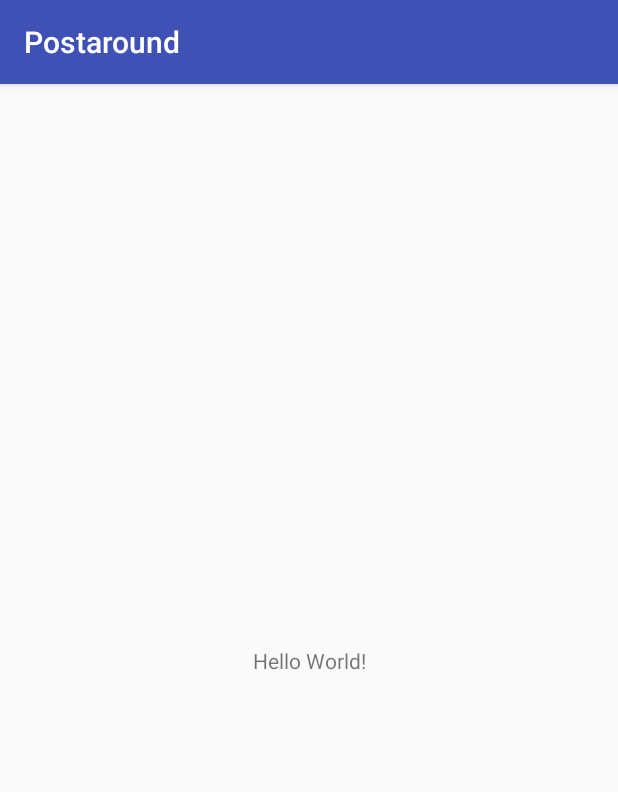
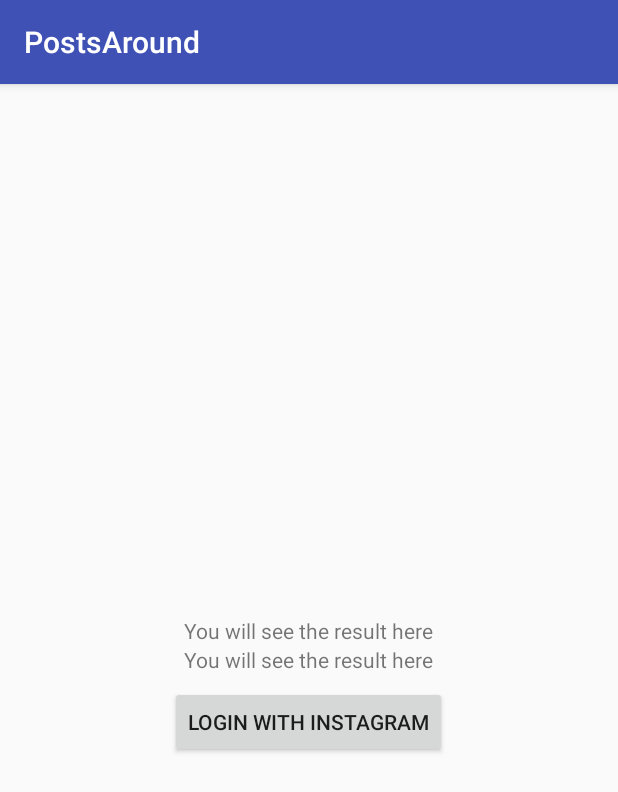
Before and after one commit to JuanAlejandro/Postaround, an Android app: the screen it shows after launch (MainActivity), on a phone screen of 412 x 824 dp. Shown: the top 792 px of the screen. Run offline under Robolectric (Android 15) with nearby library versions, the light colour scheme and no system bars.

Commit message:
Instagram login implemented and MVP empty files added

```diff
--- a/app/build.gradle
+++ b/app/build.gradle
@@ -23,8 +23,9 @@
 dependencies {
     implementation fileTree(dir: 'libs', include: ['*.jar'])
     implementation "com.android.support:appcompat-v7:$appCompatVersion"
-    implementation 'com.android.support.constraint:constraint-layout:1.1.0'
     testImplementation 'junit:junit:4.12'
     androidTestImplementation 'com.android.support.test:runner:1.0.2'
     androidTestImplementation 'com.android.support.test.espresso:espresso-core:3.0.2'
+
+    compile 'com.scottyab:secure-preferences-lib:0.1.4'
 }
--- a/app/src/main/java/work/juanhernandez/postaround/MainActivity.java
+++ b/app/src/main/java/work/juanhernandez/postaround/MainActivity.java
@@ -1,13 +1,75 @@
 package work.juanhernandez.postaround;
 
+import android.content.Intent;
 import android.support.v7.app.AppCompatActivity;
 import android.os.Bundle;
+import android.view.View;
+import android.widget.TextView;
 
-public class MainActivity extends AppCompatActivity {
+import work.juanhernandez.postaround.ui.base.BaseActivity;
+import work.juanhernandez.postaround.ui.login.InstagramLogin;
+import work.juanhernandez.postaround.utils.PrefUtils;
+
+import static work.juanhernandez.postaround.utils.Constants.ACCESS_TOKEN_KEY;
+
+public class MainActivity extends BaseActivity {
+    public static final int INSTAGRAM_LOGIN = 1;
+
+    public static final String LOGIN_RESULT = "LOGIN_RESULT";
+    public static final int LOGIN_OK = 1;
+    public static final int LOGIN_ERROR = 2;
+    public static final int LOGIN_UNDEFINED = 3;
+
+    public static final String ACCESS_TOKEN = "ACCESS_TOKEN";
+
+    // views
+    TextView tvState;
+
+    TextView tvAccessToken;
 
     @Override
     protected void onCreate(Bundle savedInstanceState) {
         super.onCreate(savedInstanceState);
         setContentView(R.layout.activity_main);
+
+        initializeViews();
+    }
+
+    protected void initializeViews() {
+        tvState = findViewById(R.id.tvState);
+
+        tvAccessToken = findViewById(R.id.tvAccessToken);
+    }
+
+    public void loginWithInstagramClicked(View view) {
+        Intent intent = new Intent(MainActivity.this, InstagramLogin.class);
+        startActivityForResult(intent, INSTAGRAM_LOGIN);
+    }
+
+    @Override
+    protected void onActivityResult(int requestCode, int resultCode, Intent data) {
+        super.onActivityResult(requestCode, resultCode, data);
+
+        if (requestCode == INSTAGRAM_LOGIN) {
+            if (resultCode == RESULT_OK) {
+                // the activity executed successfully
+                switch (data.getIntExtra(LOGIN_RESULT, LOGIN_UNDEFINED)) {
+                    case LOGIN_OK:
+                        PrefUtils.setStringPref(this, ACCESS_TOKEN_KEY,
+                                data.getStringExtra(ACCESS_TOKEN));
+                        tvState.setText(data.getStringExtra(ACCESS_TOKEN));
+                        break;
+
+                    case LOGIN_ERROR:
+                        tvState.setText(R.string.login_failed);
+                        break;
+
+                    case LOGIN_UNDEFINED:
+                    default:
+                        tvState.setText(R.string.login_undefined);
+                        break;
+                }
+            }
+        }
     }
 }
--- a/app/src/main/res/layout/activity_main.xml
+++ b/app/src/main/res/layout/activity_main.xml
@@ -1,18 +1,33 @@
 <?xml version="1.0" encoding="utf-8"?>
-<android.support.constraint.ConstraintLayout xmlns:android="http://schemas.android.com/apk/res/android"
-    xmlns:app="http://schemas.android.com/apk/res-auto"
+<RelativeLayout xmlns:android="http://schemas.android.com/apk/res/android"
     xmlns:tools="http://schemas.android.com/tools"
     android:layout_width="match_parent"
     android:layout_height="match_parent"
     tools:context="work.juanhernandez.postaround.MainActivity">
 
     <TextView
+        android:id="@+id/tvState"
         android:layout_width="wrap_content"
         android:layout_height="wrap_content"
-        android:text="Hello World!"
-        app:layout_constraintBottom_toBottomOf="parent"
-        app:layout_constraintLeft_toLeftOf="parent"
-        app:layout_constraintRight_toRightOf="parent"
-        app:layout_constraintTop_toTopOf="parent" />
+        android:text="@string/you_will_see_the_result_here"
+        android:layout_centerInParent="true"/>
 
-</android.support.constraint.ConstraintLayout>
+    <TextView
+        android:id="@+id/tvAccessToken"
+        android:layout_width="wrap_content"
+        android:layout_height="wrap_content"
+        android:text="@string/you_will_see_the_result_here"
+        android:layout_above="@id/tvState"
+        android:layout_centerInParent="true"/>
+
+    <Button
+        android:id="@+id/btnLogin"
+        android:layout_below="@id/tvState"
+        android:layout_marginTop="@dimen/margin_small"
+        android:layout_width="wrap_content"
+        android:layout_height="wrap_content"
+        android:onClick="loginWithInstagramClicked"
+        android:text="@string/login_with_instagram"
+        android:layout_centerInParent="true"/>
+
+</RelativeLayout>
--- a/app/src/main/res/values/strings.xml
+++ b/app/src/main/res/values/strings.xml
@@ -1,3 +1,16 @@
 <resources>
-    <string name="app_name">Postaround</string>
+    <string name="app_name">PostsAround</string>
+    <string name="login_with_instagram">login with instagram</string>
+    <string name="you_will_see_the_result_here">You will see the result here</string>
+    <string name="login_successfully">Login was successful! :D</string>
+    <string name="login_failed">Login failed :(</string>
+    <string name="login_undefined">Something odd happened :\\</string>
+    <string name="go_to_locations">GO TO LOCATIONS</string>
+    <string name="latitude">Latitude</string>
+    <string name="longitude">Longitude</string>
+    <string name="brickell_city_center">Brickell City Center</string>
+    <string name="your_current_location">Your current location</string>
+    <string name="ig_username">iamjalejandro</string>
+    <string name="ig_description">Looking for #something</string>
+    <string name="where_are_you_right_now">Where are you right now?</string>
 </resources>
```
Also changed, not shown: app/src/main/AndroidManifest.xml (+7 -0 lines), app/src/main/java/work/juanhernandez/postaround/data/DataManager.java (added, +14 -0 lines), app/src/main/java/work/juanhernandez/postaround/data/DataManagerListener.java (added, +10 -0 lines), app/src/main/java/work/juanhernandez/postaround/ui/base/BaseActivity.java (added, +31 -0 lines), app/src/main/java/work/juanhernandez/postaround/ui/base/BasePresenter.java (added, +20 -0 lines), app/src/main/java/work/juanhernandez/postaround/ui/base/MvpPresenter.java (added, +10 -0 lines), app/src/main/java/work/juanhernandez/postaround/ui/base/MvpView.java (added, +9 -0 lines), app/src/main/java/work/juanhernandez/postaround/ui/login/InstagramLogin.java (added, +104 -0 lines), app/src/main/java/work/juanhernandez/postaround/utils/Constants.java (added, +17 -0 lines), app/src/main/java/work/juanhernandez/postaround/utils/PrefUtils.java (added, +23 -0 lines), app/src/main/res/layout/instagram_login.xml (added, +19 -0 lines), app/src/main/res/values/dimens.xml (added, +12 -0 lines), 1 other file.
